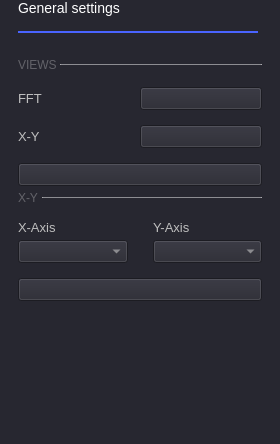
This is ui/osc_general_settings.ui in analogdevicesinc/scopy as Qt 5 draws it before an edit. The edited form follows.
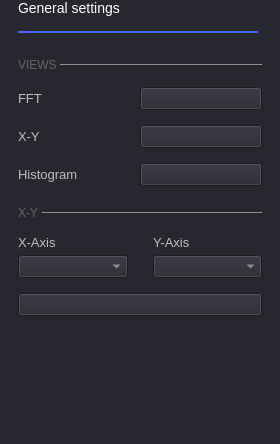
This is the edited form. Custom widgets are drawn as their Qt base class.

Commit message: src/oscilloscope: implemented the histogram plot

What changed in the file:
```diff
--- a/ui/osc_general_settings.ui
+++ b/ui/osc_general_settings.ui
@@ -227,14 +227,24 @@
          </property>
         </widget>
        </item>
-      </layout>
-     </item>
-     <item>
+       <item row="3" column="1">
       <widget class="adiscope::CustomSwitch" name="Histogram_view">
        <property name="text">
         <string/>
        </property>
       </widget>
+       </item>
+       <item row="3" column="0">
+        <widget class="QLabel" name="label_8">
+         <property name="styleSheet">
+          <string notr="true">font-size: 13px;</string>
+         </property>
+         <property name="text">
+          <string>Histogram</string>
+         </property>
+        </widget>
+       </item>
+      </layout>
      </item>
      <item>
       <layout class="QVBoxLayout" name="export_2">
```
Lines whose indentation alone changed are shown as unchanged. The commit also changes 3 other files.
